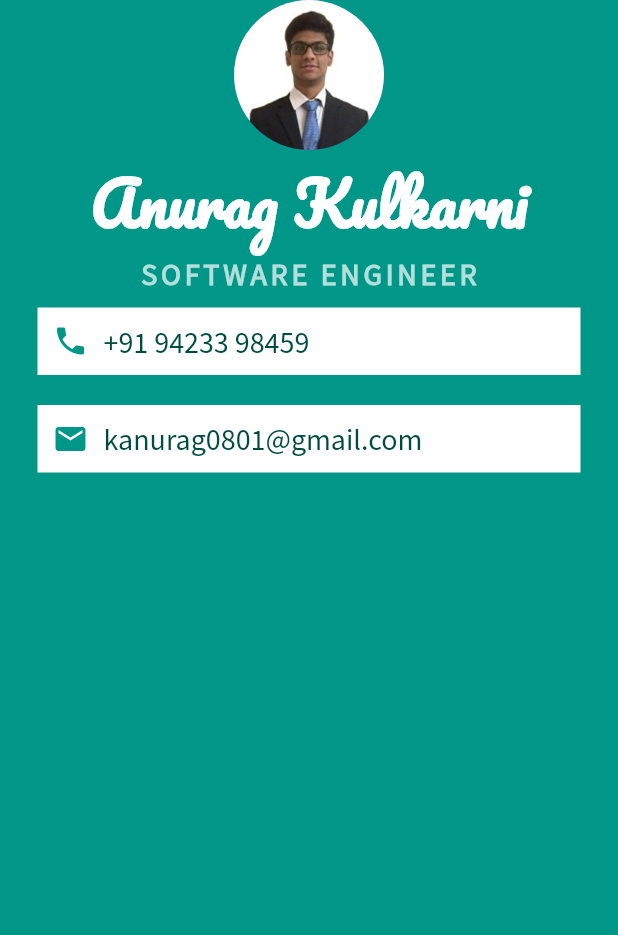
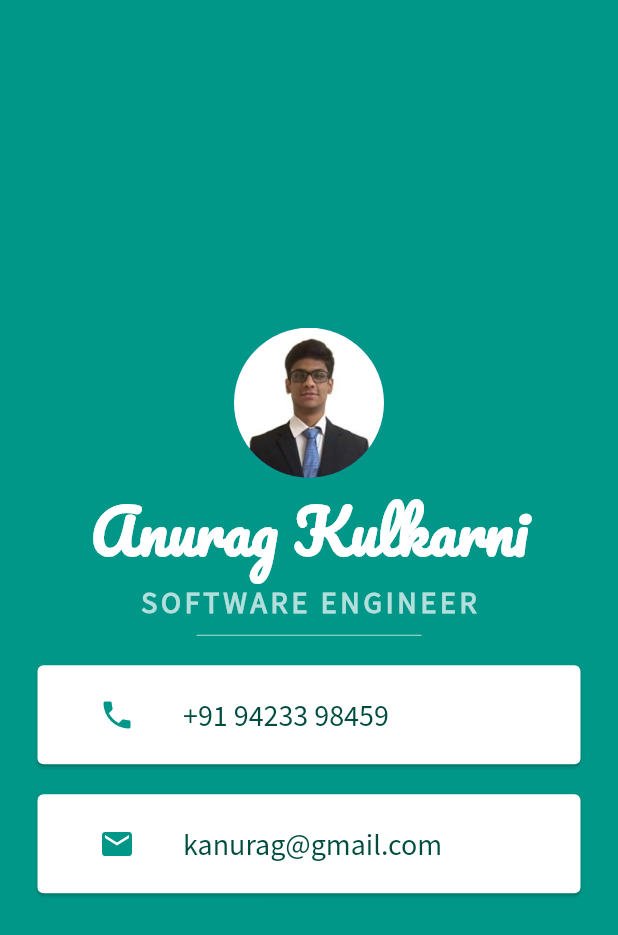
Before and after one commit to kulkarni-anurag/micard_app, a Flutter app: the screen it shows after launch, on a phone screen of 412 x 824 dp. Shown: the top 935 px of the screen. Run offline on Flutter 3.47's test engine with Material 2 defaults, Android fonts, the phone set to English and light mode, and no system bars.

```diff
--- a/lib/main.dart
+++ b/lib/main.dart
@@ -14,6 +14,7 @@ class MyApp extends StatelessWidget {
         backgroundColor: Colors.teal,
         body: SafeArea(
           child: Column(
+            mainAxisAlignment: MainAxisAlignment.center,
             children: <Widget>[
               CircleAvatar(
                 radius: 50.0,
@@ -38,20 +39,25 @@ class MyApp extends StatelessWidget {
                   fontWeight: FontWeight.bold,
                 ),
               ),
-              Container(
+              SizedBox(
+                height: 20.0,
+                width: 150.0,
+                child: Divider(
+                  color: Colors.teal.shade100,
+                ),
+              ),
+              Card(
                 color: Colors.white,
                 margin: EdgeInsets.symmetric(vertical: 10.0, horizontal: 25.0),
-                padding: EdgeInsets.all(10.0),
-                child: Row(
-                  children: <Widget>[
-                    Icon(
+                child: Padding(
+                  padding:
+                      EdgeInsets.symmetric(vertical: 5.0, horizontal: 25.0),
+                  child: ListTile(
+                    leading: Icon(
                       Icons.phone,
                       color: Colors.teal,
                     ),
-                    SizedBox(
-                      width: 10.0,
-                    ),
-                    Text(
+                    title: Text(
                       '+91 94233 98459',
                       style: TextStyle(
                         fontFamily: 'Source Sans Pro',
@@ -59,31 +65,29 @@ class MyApp extends StatelessWidget {
                         color: Colors.teal.shade900,
                       ),
                     ),
-                  ],
+                  ),
                 ),
               ),
-              Container(
+              Card(
                 color: Colors.white,
                 margin: EdgeInsets.symmetric(vertical: 10.0, horizontal: 25.0),
-                padding: EdgeInsets.all(10.0),
-                child: Row(
-                  children: <Widget>[
-                    Icon(
+                child: Padding(
+                  padding:
+                      EdgeInsets.symmetric(vertical: 5.0, horizontal: 25.0),
+                  child: ListTile(
+                    leading: Icon(
                       Icons.email,
                       color: Colors.teal,
                     ),
-                    SizedBox(
-                      width: 10.0,
-                    ),
-                    Text(
-                      'kanurag0801@gmail.com',
+                    title: Text(
+                      'kanurag@gmail.com',
                       style: TextStyle(
                         fontFamily: 'Source Sans Pro',
                         fontSize: 20.0,
                         color: Colors.teal.shade900,
                       ),
                     ),
-                  ],
+                  ),
                 ),
               ),
             ],
```
